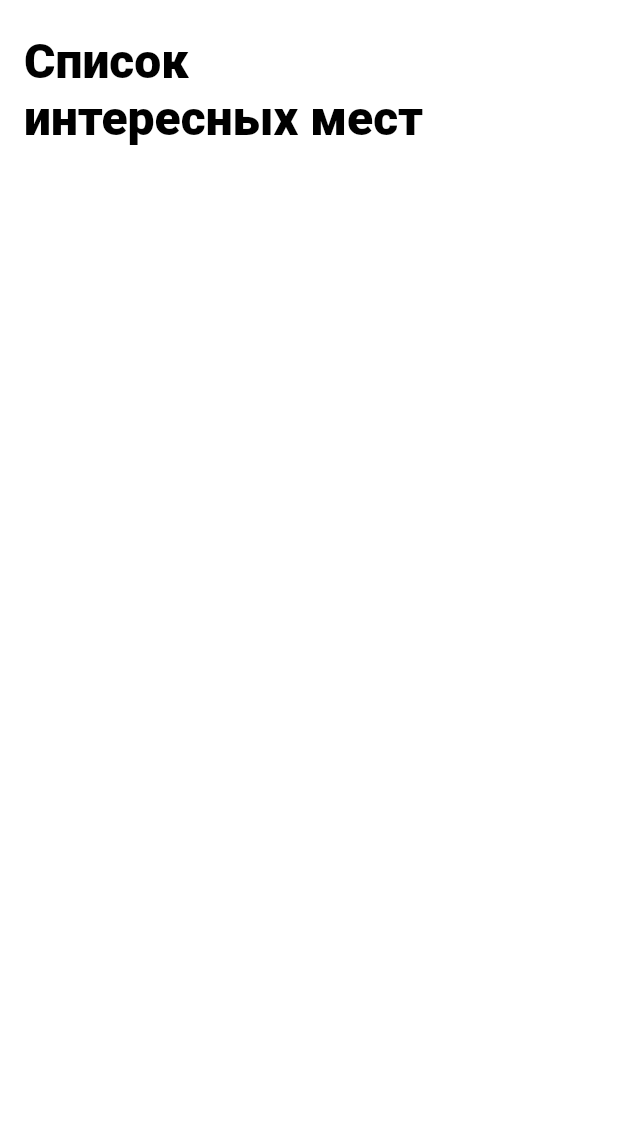
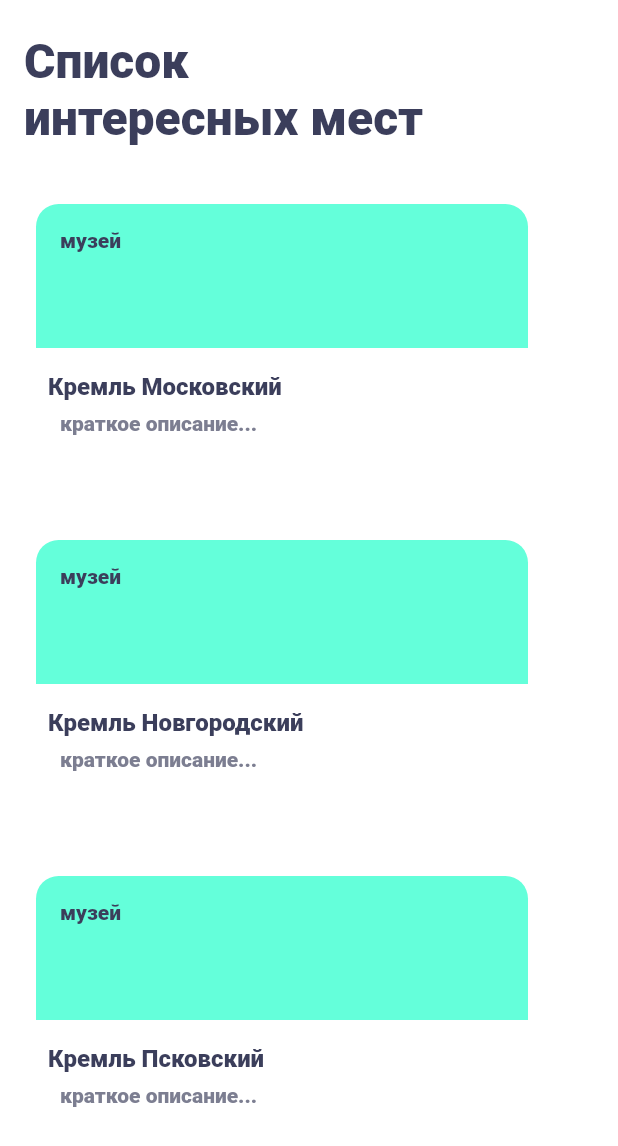
Before and after one commit to Dryksd/flutter-grigoriev-vitaly, a Flutter app: the screen it shows after launch, on a phone screen of 412 x 824 dp. Shown: the top 1146 px of the screen. Run offline on Flutter 3.47's test engine with Material 2 defaults, Android fonts, the phone set to English and light mode, and no system bars.

Commit message:
добавил несколько файлов

```diff
--- a/lib/domain/sight.dart
+++ b/lib/domain/sight.dart
@@ -1,9 +1,9 @@
 class Sight {
-  final String name;
-  final String geoPosition;
-  final String url;
-  final String details;
-  final String type;
+  String name;
+  String geoPosition;
+  String url;
+  String details;
+  String type;
 
   Sight(this.name, this.geoPosition, this.url, this.details, this.type);
 }
--- a/lib/main.dart
+++ b/lib/main.dart
@@ -1,5 +1,8 @@
 import 'package:flutter/material.dart';
+import 'package:places/mocks.dart';
+import 'package:places/ui/screen/sight_card.dart';
 import 'package:places/ui/screen/sight_list_screen.dart';
+import 'package:places/ui/screen/SightDetails.dart';
 
 
 void main() {
@@ -12,7 +15,7 @@ class App extends StatelessWidget {//App
 
       return MaterialApp(
         title: 'Das ist gut',
-        home: SightListScreen(),
+        home: SightListScreen(), //sightDetails(mocks[0])
 
       );
   }
--- a/lib/mocks.dart
+++ b/lib/mocks.dart
@@ -5,16 +5,16 @@ final List mocks = [
       'Кремль Московский',
       '12345',
       'https://',
-      'жилой комплекс с часами, с укреплённыи стенами и перекрытиями',
-      'комплекс зданий'),
+      'музей с часами и укреплённыи стенами',
+      'музей'),
   Sight('Кремль Новгородский',
       '12345',
       'https://',
       'жилой комплекс федерального значения на берегу реки, толщина стен 6 метров',
-      'комплекс зданий'),
+      'музей'),
   Sight('Кремль Псковский',
       '12345',
       'https://',
       'жилой комплекс в центре Пскова один из 10 символов России',
-      'комплекс зданий')
+      'музей')
 ];
--- /dev/null
+++ b/lib/ui/screen/sight_card.dart
@@ -0,0 +1,51 @@
+import 'package:flutter/material.dart';
+import 'package:places/domain/sight.dart';
+
+class SightCard extends StatelessWidget {
+  final Sight sight;
+
+  SightCard(this.sight);
+
+  @override
+  Widget build(BuildContext context) {
+    return Column(children: <Widget>[
+      Container(
+        child: Container(
+          child: Text(
+            (sight.type),
+            style: TextStyle(fontSize: 14.0,color: const Color(0xFF3B3E5B)),
+          ),
+          margin: EdgeInsets.fromLTRB(16.0, 16.0, 0.0, 0.0),
+        ),
+        height: 96,
+        width: 328,
+        margin: EdgeInsets.fromLTRB(16.0, 16.0, 16.0, 0.0),
+        decoration: BoxDecoration(
+            borderRadius: BorderRadius.only(
+                topLeft: Radius.circular(15.0),
+                topRight: Radius.circular(15.0)),
+            color: Colors.tealAccent),
+      ),
+      Column(children: <Widget>[
+        Container(
+          child: Text(
+            (sight.name),
+            style: TextStyle(fontSize: 16.0,color: const Color(0xFF3B3E5B)),
+          ),
+          margin: EdgeInsets.fromLTRB(32.0, 16.0, 16.0, 0.0),
+          height: 26,
+          width: 328,
+        ),
+        Container(
+          child: Text(
+            'краткое описание...',
+            style: TextStyle(fontSize: 14.0,color: Color(0xFF7C7E91)),
+          ),
+          margin: EdgeInsets.fromLTRB(32.0, 0.0, 0.0, 0.0),
+          height: 70,
+          width: 328,
+        )
+      ])
+    ]);
+  }
+}
--- a/lib/ui/screen/sight_list_screen.dart
+++ b/lib/ui/screen/sight_list_screen.dart
@@ -1,4 +1,8 @@
 import 'package:flutter/material.dart';
+import 'package:places/ui/screen/sight_card.dart';
+
+//import 'package:places/domain/sight.dart';
+import 'package:places/mocks.dart';
 
 class SightListScreen extends StatefulWidget {
   @override
@@ -10,16 +14,22 @@ class _SightListScreenState extends State<SightListScreen> {
   Widget build(BuildContext context) {
     return Scaffold(
         backgroundColor: Colors.white,
-        appBar:  AppBar(
-          title:  Text(
+        appBar: AppBar(
+          title: Text(
             "Список\nинтересных мест",
             textAlign: TextAlign.left,
             style: TextStyle(
-                color: Colors.black, fontSize: 32, fontWeight: FontWeight.bold),
+                color: const Color(0xFF3B3E5B), fontSize: 32, fontWeight: FontWeight.bold),
           ),
           toolbarHeight: 120, //  высоту
           elevation: 0.0, //убрал тень
           backgroundColor: Colors.white,
-        ));
+        ),
+        body: SingleChildScrollView(
+            child: Column(children: <Widget>[
+          SightCard(mocks[0]),
+          SightCard(mocks[1]),
+          SightCard(mocks[2])
+        ])));
   }
 }
```
Also changed, not shown: lib/ui/screen/SightDetails.dart (added, +191 -0 lines).
